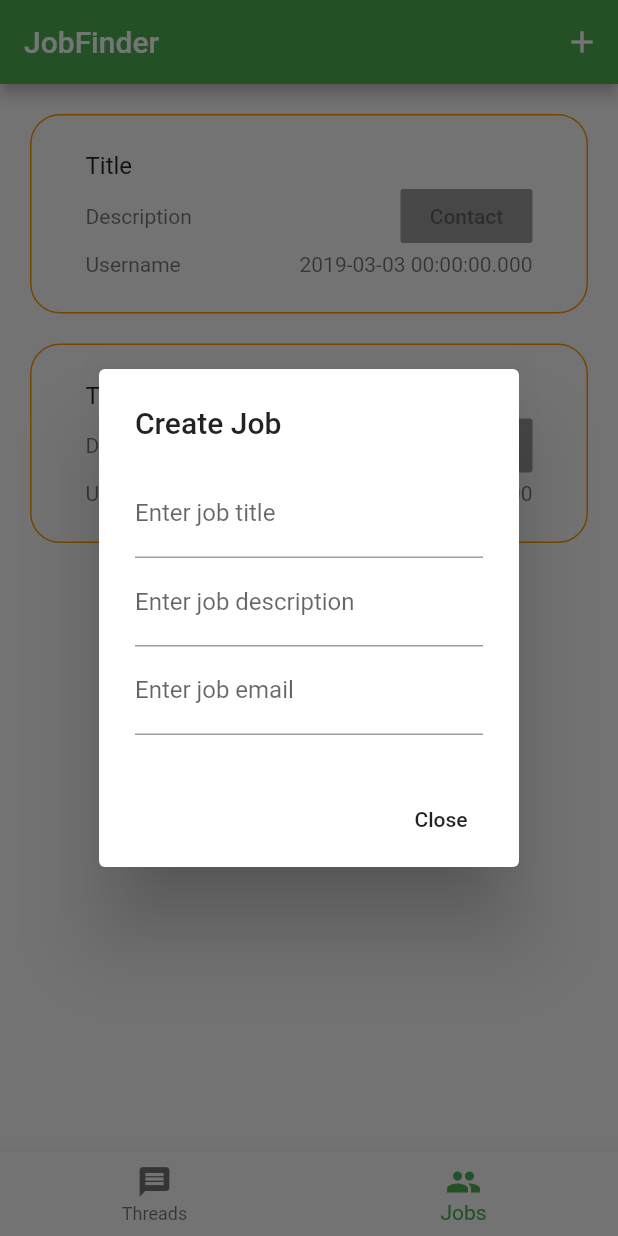
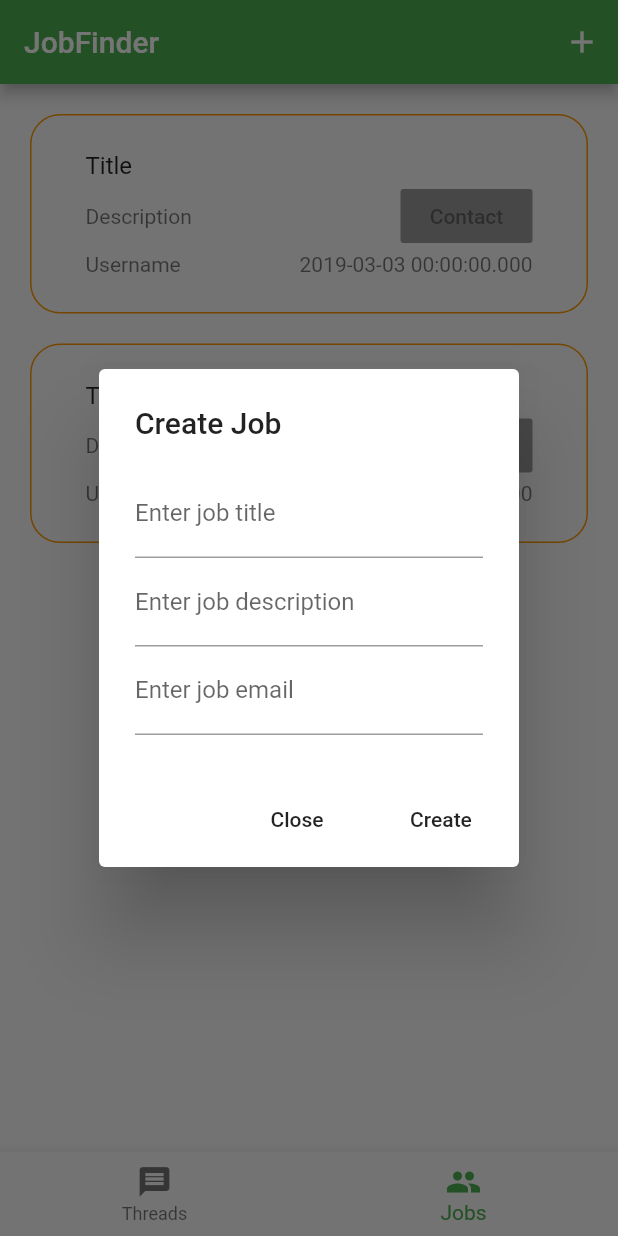
Before and after one commit to isabelcosta/FlutterHackathon2019, a Flutter app: the screen it shows after launch, item 2 of the bottom bar chosen, after a tap on the "add" icon, on a phone screen of 412 x 824 dp. Run offline on Flutter 3.47's test engine with Material 2 defaults, Android fonts, the phone set to English and light mode, and no system bars; our stand-ins replace firebase_auth, google_sign_in; accounts and stored records are empty.

Commit message:
complete pop up element

```diff
--- a/lib/job_model.dart
+++ b/lib/job_model.dart
@@ -4,5 +4,5 @@ class JobModel {
   String email;
   DateTime dateTime;
 
-  JobModel(this.title, this.description, this.email, this.dateTime);
+  JobModel([this.title, this.description, this.email, this.dateTime]);
 }
--- a/lib/jobs_screen.dart
+++ b/lib/jobs_screen.dart
@@ -13,11 +13,13 @@ class _JobsScreenState extends State<JobsScreen> {
 
   List<JobModel> jobsList = List();
 
+  _JobsScreenState () {
+    jobsList.add(JobModel('Title', 'Description', 'random_email@example.com', DateTime(2019, 3, 3)));
+    jobsList.add(JobModel('Title_2', 'Description_2', 'random_email_2@example.com', DateTime(2019, 12, 16)));
+  }
+
   @override
   Widget build(BuildContext context) {
-
-    jobsList.add(JobModel('Title', 'Description', 'random_email@example.com', DateTime(2019, 3, 3)));
-    jobsList.add(JobModel('Title_2', 'Description_2', 'random_email_2@example.com', DateTime(2019, 12, 16)));
 
     return Scaffold(
       appBar: AppBar(
@@ -75,8 +77,6 @@ class _JobsScreenState extends State<JobsScreen> {
                             ]
                           )
                         ],
-
-
                       )
                     ),
                   ),
@@ -90,7 +90,9 @@ class _JobsScreenState extends State<JobsScreen> {
   }
 
   void _showDialog() {
-    // flutter defined function
+
+    JobModel job = JobModel();
+
     showDialog(
       context: context,
       builder: (BuildContext context) {
@@ -99,20 +101,29 @@ class _JobsScreenState extends State<JobsScreen> {
           content: Column(
             mainAxisSize: MainAxisSize.min,
             children: <Widget>[
-              TextFormField(
+              TextField(
                 decoration: InputDecoration(
                     labelText: 'Enter job title'
                 ),
+                onChanged: (String textTyped) {
+                  job.title = textTyped;
+                },
               ),
-              TextFormField(
+              TextField(
                 decoration: InputDecoration(
                     labelText: 'Enter job description'
                 ),
+                onChanged: (String textTyped) {
+                  job.description = textTyped;
+                },
               ),
-              TextFormField(
+              TextField(
                 decoration: InputDecoration(
                     labelText: 'Enter job email'
                 ),
+                onChanged: (String textTyped) {
+                  job.email = textTyped;
+                },
               ),
             ],
           ),
@@ -123,6 +134,17 @@ class _JobsScreenState extends State<JobsScreen> {
                 Navigator.of(context).pop();
               },
             ),
+            FlatButton(
+              child: Text("Create"),
+              onPressed: () {
+                setState((){
+                  job.dateTime = DateTime.now();
+                  jobsList.add(job);
+                  print(job.title);
+                });
+                Navigator.of(context).pop();
+              },
+            ),
           ],
         );
       },
```
